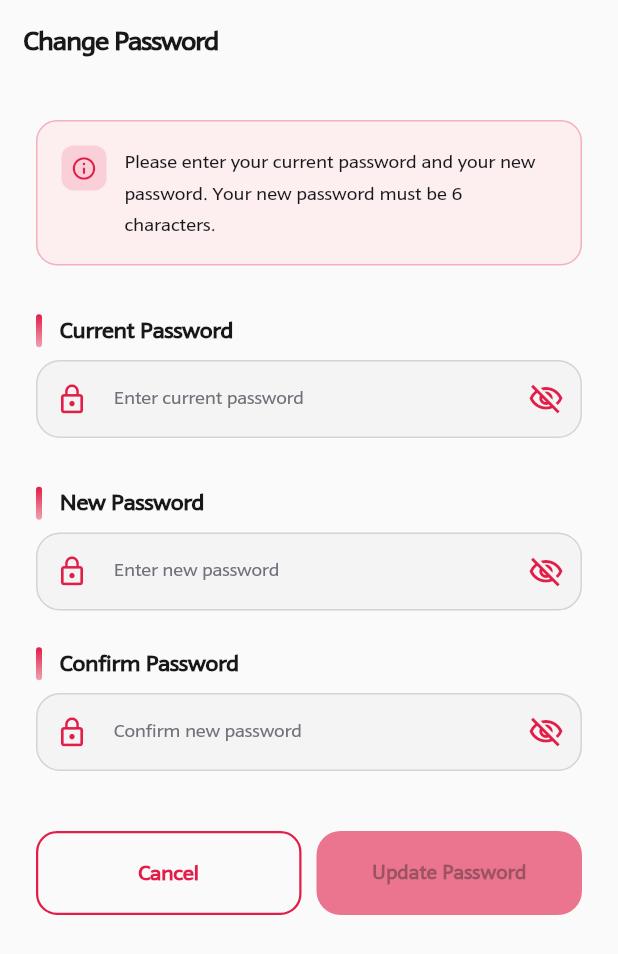
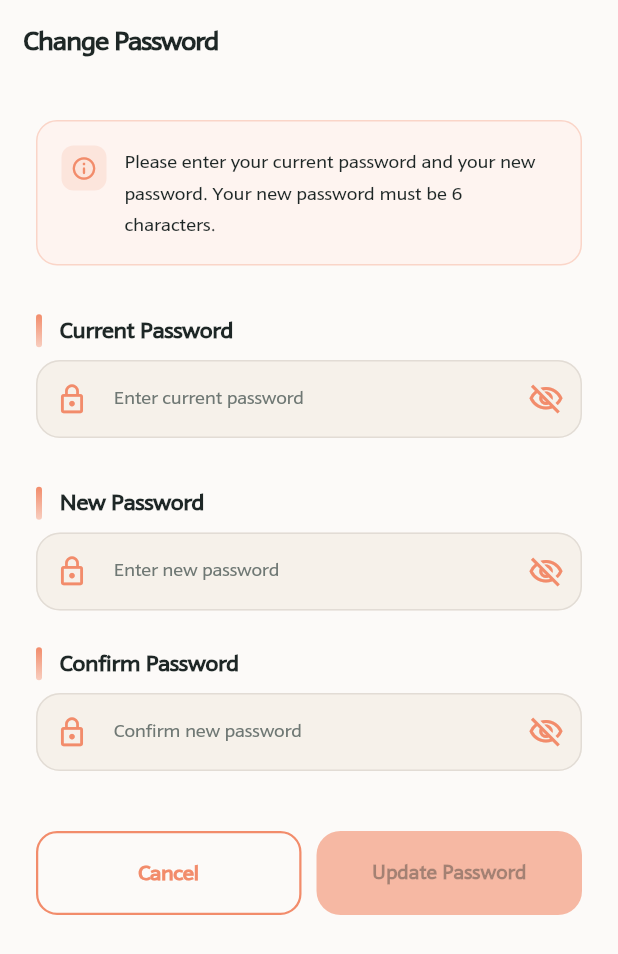
Before and after one commit to apollocked/NutriZham, a Flutter app: the ChangePasswordPage screen opened by its route, on a phone screen of 412 x 824 dp. Shown: the top 954 px of the screen. Run offline on Flutter 3.47's test engine with Material 3 defaults, Android fonts, the phone set to English and light mode, and no system bars; our stand-ins replace cloud_firestore, connectivity_plus, firebase_auth, firebase_core, flutter_bloc, flutter_secure_storage and 3 more; accounts and stored records are empty.

Commit message:
Update: app theme and color files

```diff
--- a/lib/core/constants/app_colors.dart
+++ b/lib/core/constants/app_colors.dart
@@ -1,63 +1,63 @@
 import 'package:flutter/material.dart';
 
 class AppColors {
-  static const Color primary = Color(0xFFE11D48);
-  static const Color primaryDark = Color(0xFFBE123C);
-  static const Color primaryLight = Color(0xFFFDA4AF);
-  static const Color primaryContainer = Color(0xFFFFF1F2);
-  static const Color primarySoft = Color(0xFFFFE4E6);
+  static const Color primary = Color(0xFFF28C6B);
+  static const Color primaryDark = Color(0xFFCC6D4F);
+  static const Color primaryLight = Color(0xFFFFD8CA);
+  static const Color primaryContainer = Color(0xFFFFF5F0);
+  static const Color primarySoft = Color(0xFFFFEFE8);
 
   static const List<Color> primaryGradient = [
-    Color(0xFFE11D48),
-    Color(0xFFFB7185),
+    Color(0xFFF28C6B),
+    Color(0xFF4FAE83),
   ];
 
-  static const Color accentTeal = Color(0xFF0D9488);
-  static const Color accentOrange = Color(0xFFF59E0B);
-  static const Color accentBlue = Color(0xFF3B82F6);
-  static const Color accentViolet = Color(0xFF8B5CF6);
-  static const Color accentRed = Color(0xFFEF4444);
-  static const Color accentCyan = Color(0xFF06B6D4);
+  static const Color accentTeal = Color(0xFF2F6D68);
+  static const Color accentOrange = Color(0xFFF0A24B);
+  static const Color accentBlue = Color(0xFF4A8FBF);
+  static const Color accentViolet = Color(0xFF7E6BBE);
+  static const Color accentRed = Color(0xFFE95D4A);
+  static const Color accentCyan = Color(0xFF3DA9A0);
 
-  static const Color lightBackground = Color(0xFFFAFAFA);
+  static const Color lightBackground = Color(0xFFFCFAF8);
   static const Color lightSurface = Color(0xFFFFFFFF);
-  static const Color lightSurfaceContainer = Color(0xFFF4F4F5);
-  static const Color lightSurfaceHigh = Color(0xFFE4E4E7);
+  static const Color lightSurfaceContainer = Color(0xFFF6F1EA);
+  static const Color lightSurfaceHigh = Color(0xFFEEE6DD);
   static const Color lightCard = Color(0xFFFFFFFF);
-  static const Color lightText = Color(0xFF18181B);
-  static const Color lightTextSecondary = Color(0xFF71717A);
-  static const Color lightOutline = Color(0xFFD4D4D8);
-  static const Color lightOutlineVariant = Color(0xFFE4E4E7);
+  static const Color lightText = Color(0xFF1E2726);
+  static const Color lightTextSecondary = Color(0xFF6F7874);
+  static const Color lightOutline = Color(0xFFE2DCD5);
+  static const Color lightOutlineVariant = Color(0xFFF0E8E0);
 
-  static const Color darkBackground = Color(0xFF09090B);
-  static const Color darkSurface = Color(0xFF18181B);
-  static const Color darkSurfaceContainer = Color(0xFF27272A);
-  static const Color darkSurfaceHigh = Color(0xFF3F3F46);
-  static const Color darkCard = Color(0xFF18181B);
-  static const Color darkText = Color(0xFFFAFAFA);
-  static const Color darkTextSecondary = Color(0xFFA1A1AA);
-  static const Color darkOutline = Color(0xFF3F3F46);
-  static const Color darkOutlineVariant = Color(0xFF27272A);
+  static const Color darkBackground = Color(0xFF171B1A);
+  static const Color darkSurface = Color(0xFF202625);
+  static const Color darkSurfaceContainer = Color(0xFF2A3330);
+  static const Color darkSurfaceHigh = Color(0xFF33403D);
+  static const Color darkCard = Color(0xFF202625);
+  static const Color darkText = Color(0xFFF5F2EC);
+  static const Color darkTextSecondary = Color(0xFF9CA8A3);
+  static const Color darkOutline = Color(0xFF3A4541);
+  static const Color darkOutlineVariant = Color(0xFF2A3330);
 
-  static const Color caloriesColor = Color(0xFFEF4444);
-  static const Color proteinColor = Color(0xFF0D9488);
-  static const Color carbsColor = Color(0xFFF59E0B);
-  static const Color fatsColor = Color(0xFF8B5CF6);
+  static const Color caloriesColor = Color(0xFFE95D4A);
+  static const Color proteinColor = Color(0xFF2F6D68);
+  static const Color carbsColor = Color(0xFFF0A24B);
+  static const Color fatsColor = Color(0xFF7E6BBE);
 
-  static const Color success = Color(0xFF0D9488);
-  static const Color error = Color(0xFFEF4444);
-  static const Color warning = Color(0xFFF59E0B);
-  static const Color info = Color(0xFF3B82F6);
+  static const Color success = Color(0xFF2F6D68);
+  static const Color error = Color(0xFFE95D4A);
+  static const Color warning = Color(0xFFF0A24B);
+  static const Color info = Color(0xFF4A8FBF);
 
-  static const Color starActive = Color(0xFFF59E0B);
-  static const Color starInactive = Color(0xFFD4D4D8);
+  static const Color starActive = Color(0xFFF0A24B);
+  static const Color starInactive = Color(0xFFE2DCD5);
 
-  static const Color breakfastColor = Color(0xFFF59E0B);
-  static const Color lunchColor = Color(0xFFE11D48);
-  static const Color dinnerColor = Color(0xFF0D9488);
-  static const Color snackColor = Color(0xFF8B5CF6);
-  static const Color bulkingColor = Color(0xFFEF4444);
-  static const Color cuttingColor = Color(0xFF06B6D4);
+  static const Color breakfastColor = Color(0xFFF0A24B);
+  static const Color lunchColor = Color(0xFFF28C6B);
+  static const Color dinnerColor = Color(0xFF2F6D68);
+  static const Color snackColor = Color(0xFF7E6BBE);
+  static const Color bulkingColor = Color(0xFFE95D4A);
+  static const Color cuttingColor = Color(0xFF3DA9A0);
 
   static Color getCategoryColor(String category) {
     switch (category.toLowerCase()) {
@@ -81,19 +81,19 @@ class AppColors {
   static Color getCategoryBackground(String category) {
     switch (category.toLowerCase()) {
       case 'breakfast':
-        return const Color(0xFFFEF3C7);
+        return const Color(0xFFFFF1D8);
       case 'lunch':
-        return const Color(0xFFFFE4E6);
+        return const Color(0xFFFFF0E8);
       case 'dinner':
-        return const Color(0xFFCCFBF1);
+        return const Color(0xFFE8F5F1);
       case 'snack':
-        return const Color(0xFFEDE9FE);
+        return const Color(0xFFF1ECFF);
       case 'bulking':
-        return const Color(0xFFFEE2E2);
+        return const Color(0xFFFFE8E3);
       case 'cutting':
-        return const Color(0xFFCFFAFE);
+        return const Color(0xFFE7F7F3);
       default:
-        return const Color(0xFFF4F4F5);
+        return const Color(0xFFF6F1EA);
     }
   }
 }
--- a/lib/core/themes/app_theme.dart
+++ b/lib/core/themes/app_theme.dart
@@ -25,33 +25,74 @@ class AppTheme {
   static TextTheme _textTheme(Color primary, Color secondary) {
     return TextTheme(
       displayLarge: _style(
-          fontSize: 36, fontWeight: FontWeight.w700, letterSpacing: -1.0, color: primary),
+          fontSize: 36,
+          fontWeight: FontWeight.w700,
+          letterSpacing: -1.0,
+          color: primary),
       displayMedium: _style(
-          fontSize: 30, fontWeight: FontWeight.w700, letterSpacing: -0.5, color: primary),
+          fontSize: 30,
+          fontWeight: FontWeight.w700,
+          letterSpacing: -0.5,
+          color: primary),
       displaySmall: _style(
-          fontSize: 26, fontWeight: FontWeight.w600, letterSpacing: -0.25, color: primary),
+          fontSize: 26,
+          fontWeight: FontWeight.w600,
+          letterSpacing: -0.25,
+          color: primary),
       headlineLarge: _style(
-          fontSize: 24, fontWeight: FontWeight.w600, letterSpacing: -0.25, color: primary),
-      headlineMedium: _style(fontSize: 20, fontWeight: FontWeight.w600, color: primary),
-      headlineSmall: _style(fontSize: 18, fontWeight: FontWeight.w600, color: primary),
+          fontSize: 24,
+          fontWeight: FontWeight.w600,
+          letterSpacing: -0.25,
+          color: primary),
+      headlineMedium:
+          _style(fontSize: 20, fontWeight: FontWeight.w600, color: primary),
+      headlineSmall:
+          _style(fontSize: 18, fontWeight: FontWeight.w600, color: primary),
       titleLarge: _style(
-          fontSize: 17, fontWeight: FontWeight.w600, letterSpacing: 0.15, color: primary),
-      titleMedium:
-          _style(fontSize: 15, fontWeight: FontWeight.w500, letterSpacing: 0.1, color: primary),
-      titleSmall:
-          _style(fontSize: 13, fontWeight: FontWeight.w500, letterSpacing: 0.1, color: primary),
-      bodyLarge:
-          _style(fontSize: 16, fontWeight: FontWeight.w400, letterSpacing: 0.15, color: primary),
-      bodyMedium:
-          _style(fontSize: 14, fontWeight: FontWeight.w400, letterSpacing: 0.25, color: primary),
-      bodySmall:
-          _style(fontSize: 12, fontWeight: FontWeight.w400, letterSpacing: 0.4, color: secondary),
-      labelLarge:
-          _style(fontSize: 14, fontWeight: FontWeight.w500, letterSpacing: 0.1, color: primary),
-      labelMedium:
-          _style(fontSize: 12, fontWeight: FontWeight.w500, letterSpacing: 0.5, color: secondary),
-      labelSmall:
-          _style(fontSize: 11, fontWeight: FontWeight.w500, letterSpacing: 0.5, color: secondary),
+          fontSize: 17,
+          fontWeight: FontWeight.w600,
+          letterSpacing: 0.15,
+          color: primary),
+      titleMedium: _style(
+          fontSize: 15,
+          fontWeight: FontWeight.w500,
+          letterSpacing: 0.1,
+          color: primary),
+      titleSmall: _style(
+          fontSize: 13,
+          fontWeight: FontWeight.w500,
+          letterSpacing: 0.1,
+          color: primary),
+      bodyLarge: _style(
+          fontSize: 16,
+          fontWeight: FontWeight.w400,
+          letterSpacing: 0.15,
+          color: primary),
+      bodyMedium: _style(
+          fontSize: 14,
+          fontWeight: FontWeight.w400,
+          letterSpacing: 0.25,
+          color: primary),
+      bodySmall: _style(
+          fontSize: 12,
+          fontWeight: FontWeight.w400,
+          letterSpacing: 0.4,
+          color: secondary),
+      labelLarge: _style(
+          fontSize: 14,
+          fontWeight: FontWeight.w500,
+          letterSpacing: 0.1,
+          color: primary),
+      labelMedium: _style(
+          fontSize: 12,
+          fontWeight: FontWeight.w500,
+          letterSpacing: 0.5,
+          color: secondary),
+      labelSmall: _style(
+          fontSize: 11,
+          fontWeight: FontWeight.w500,
+          letterSpacing: 0.5,
+          color: secondary),
     );
   }
 
@@ -79,8 +120,8 @@ class AppTheme {
       onPrimaryContainer: AppColors.primaryDark,
       secondary: AppColors.accentTeal,
       onSecondary: Colors.white,
-      secondaryContainer: Color(0xFFCCFBF1),
-      onSecondaryContainer: Color(0xFF134E4A),
+      secondaryContainer: Color(0xFFE8F5F1),
+      onSecondaryContainer: Color(0xFF214C43),
       tertiary: AppColors.accentOrange,
       onTertiary: Colors.white,
       surface: AppColors.lightSurface,
@@ -118,7 +159,8 @@ class AppTheme {
       elevation: 0,
       backgroundColor: AppColors.lightSurface.withOpacity(0.75),
       indicatorColor: AppColors.primary.withOpacity(0.12),
-      indicatorShape: RoundedRectangleBorder(borderRadius: BorderRadius.circular(16)),
+      indicatorShape:
+          RoundedRectangleBorder(borderRadius: BorderRadius.circular(16)),
       labelBehavior: NavigationDestinationLabelBehavior.onlyShowSelected,
       surfaceTintColor: Colors.transparent,
       height: 68,
@@ -146,7 +188,8 @@ class AppTheme {
         if (s.contains(WidgetState.selected)) {
           return const IconThemeData(color: AppColors.primary, size: 24);
         }
-        return const IconThemeData(color: AppColors.lightTextSecondary, size: 22);
+        return const IconThemeData(
+            color: AppColors.lightTextSecondary, size: 22);
       }),
     ),
     cardTheme: CardThemeData(
@@ -273,8 +316,8 @@ class AppTheme {
           borderRadius: BorderRadius.circular(24), side: BorderSide.none),
       padding: const EdgeInsets.symmetric(horizontal: 6),
     ),
-    dividerTheme:
-        const DividerThemeData(color: AppColors.lightOutline, thickness: 1, space: 1),
+    dividerTheme: const DividerThemeData(
+        color: AppColors.lightOutline, thickness: 1, space: 1),
     dialogTheme: DialogThemeData(
       backgroundColor: AppColors.lightSurface,
       shape: RoundedRectangleBorder(borderRadius: BorderRadius.circular(24)),
@@ -378,7 +421,8 @@ class AppTheme {
       elevation: 0,
       backgroundColor: AppColors.darkSurface.withOpacity(0.85),
       indicatorColor: AppColors.primary.withOpacity(0.2),
-      indicatorShape: RoundedRectangleBorder(borderRadius: BorderRadius.circular(16)),
+      indicatorShape:
+          RoundedRectangleBorder(borderRadius: BorderRadius.circular(16)),
       labelBehavior: NavigationDestinationLabelBehavior.onlyShowSelected,
       surfaceTintColor: Colors.transparent,
       height: 68,
@@ -406,7 +450,8 @@ class AppTheme {
         if (s.contains(WidgetState.selected)) {
           return const IconThemeData(color: AppColors.primary, size: 24);
         }
-        return const IconThemeData(color: AppColors.darkTextSecondary, size: 22);
+        return const IconThemeData(
+            color: AppColors.darkTextSecondary, size: 22);
       }),
     ),
     cardTheme: CardThemeData(
@@ -473,8 +518,8 @@ class AppTheme {
       shape: RoundedRectangleBorder(
           borderRadius: BorderRadius.circular(24), side: BorderSide.none),
     ),
-    dividerTheme:
-        const DividerThemeData(color: AppColors.darkOutline, thickness: 1, space: 1),
+    dividerTheme: const DividerThemeData(
+        color: AppColors.darkOutline, thickness: 1, space: 1),
     dialogTheme: DialogThemeData(
       backgroundColor: AppColors.darkSurface,
       shape: RoundedRectangleBorder(borderRadius: BorderRadius.circular(24)),
--- a/lib/presentation/widgets/Form_Widgets/custom_buttons.dart
+++ b/lib/presentation/widgets/Form_Widgets/custom_buttons.dart
@@ -34,11 +34,11 @@ class PrimaryButton extends StatelessWidget {
               (backgroundColor ?? AppColors.primary).withOpacity(0.6),
         ),
         child: isLoading
-            ? const SizedBox(
+            ? SizedBox(
                 width: 22,
                 height: 22,
                 child: CircularProgressIndicator(
-                  color: Colors.white,
+                  color: Theme.of(context).colorScheme.onPrimary,
                   strokeWidth: 2.5,
                 ),
               )
--- a/lib/presentation/widgets/Form_Widgets/icon_text_button.dart
+++ b/lib/presentation/widgets/Form_Widgets/icon_text_button.dart
@@ -1,4 +1,5 @@
 import 'package:flutter/material.dart';
+import 'package:nutrizham/core/constants/app_colors.dart';
 
 class IconTextButton extends StatelessWidget {
   final String text;
@@ -11,7 +12,7 @@ class IconTextButton extends StatelessWidget {
     super.key,
     required this.text,
     required this.onPressed,
-    this.color = const Color(0xFF059669),
+    this.color = AppColors.success,
     this.fontSize = 15,
     this.icon = Icons.arrow_forward_rounded,
   });
@@ -24,7 +25,8 @@ class IconTextButton extends StatelessWidget {
         mainAxisSize: MainAxisSize.min,
         children: [
           Text(text,
-              style: TextStyle(fontSize: fontSize, fontWeight: FontWeight.w600)),
+              style:
+                  TextStyle(fontSize: fontSize, fontWeight: FontWeight.w600)),
           const SizedBox(width: 6),
           Icon(icon, size: 18),
         ],
--- a/lib/presentation/widgets/auth/password_validation_section.dart
+++ b/lib/presentation/widgets/auth/password_validation_section.dart
@@ -62,14 +62,14 @@ class PasswordValidationSection extends StatelessWidget {
               child: ElevatedButton.icon(
                 onPressed: isLoading ? null : onValidate,
                 icon: isLoading
-                    ? const SizedBox(width: 16, height: 16,
+                    ? SizedBox(width: 16, height: 16,
                         child: CircularProgressIndicator(strokeWidth: 2,
-                            valueColor: AlwaysStoppedAnimation<Color>(Colors.white)))
+                            valueColor: AlwaysStoppedAnimation<Color>(theme.colorScheme.onPrimary)))
                     : const Icon(Icons.check),
                 label: Text(isLoading ? loc.validating : loc.verifyPassword),
                 style: ElevatedButton.styleFrom(
                     backgroundColor: theme.colorScheme.primary,
-                    foregroundColor: Colors.white,
+                    foregroundColor: theme.colorScheme.onPrimary,
                     padding: const EdgeInsets.symmetric(vertical: 12),
                     shape: RoundedRectangleBorder(
                         borderRadius: BorderRadius.circular(12))),
--- a/lib/presentation/widgets/common/animated_bottom_nav.dart
+++ b/lib/presentation/widgets/common/animated_bottom_nav.dart
@@ -65,7 +65,7 @@ class _AnimatedBottomNavState extends State<AnimatedBottomNav>
         borderRadius: BorderRadius.circular(28),
         boxShadow: [
           BoxShadow(
-            color: Colors.black
+            color: theme.shadowColor
                 .withOpacity(theme.brightness == Brightness.dark ? 0.4 : 0.06),
             blurRadius: 20,
             offset: const Offset(0, 4),
--- a/lib/presentation/widgets/common/offline_banner.dart
+++ b/lib/presentation/widgets/common/offline_banner.dart
@@ -33,12 +33,12 @@ class OfflineBanner extends StatelessWidget {
           child: Row(
             mainAxisAlignment: MainAxisAlignment.center,
             children: [
-              const Icon(Icons.wifi_off_rounded, color: Colors.white, size: 18),
+              Icon(Icons.wifi_off_rounded, color: Theme.of(context).colorScheme.onError, size: 18),
               const SizedBox(width: 8),
               Text(
                 AppLocalizations.of(context)!.youAreOffline,
-                style: const TextStyle(
-                  color: Colors.white,
+                style: TextStyle(
+                  color: Theme.of(context).colorScheme.onError,
                   fontSize: 13,
                   fontWeight: FontWeight.w600,
                 ),
--- a/lib/presentation/widgets/settings/welcome_language_option.dart
+++ b/lib/presentation/widgets/settings/welcome_language_option.dart
@@ -65,8 +65,8 @@ class WelcomeLanguageOption extends StatelessWidget {
                 decoration: BoxDecoration(
                     color: theme.colorScheme.primary,
                     borderRadius: BorderRadius.circular(20)),
-                child: const Icon(Icons.check_rounded,
-                    color: Colors.white, size: 16)),
+                child: Icon(Icons.check_rounded,
+                    color: theme.colorScheme.onPrimary, size: 16)),
         ]),
       ),
     );
```
Also changed, not shown: lib/presentation/pages/layout/Home_page/home_page.dart (+13 -8 lines), lib/presentation/widgets/profile/profile_stats_row.dart (+11 -2 lines), lib/presentation/widgets/recipe/nutrition_summary_bar.dart (+7 -6 lines), lib/presentation/widgets/recipe/recipe_rating_card.dart (+46 -20 lines).
